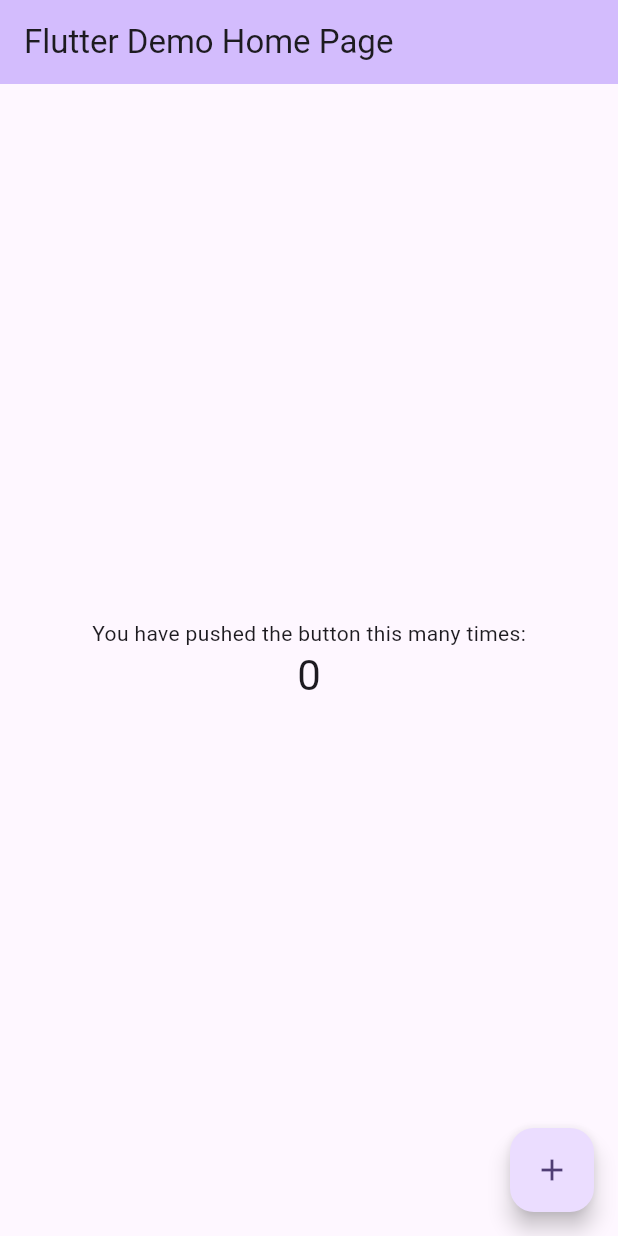
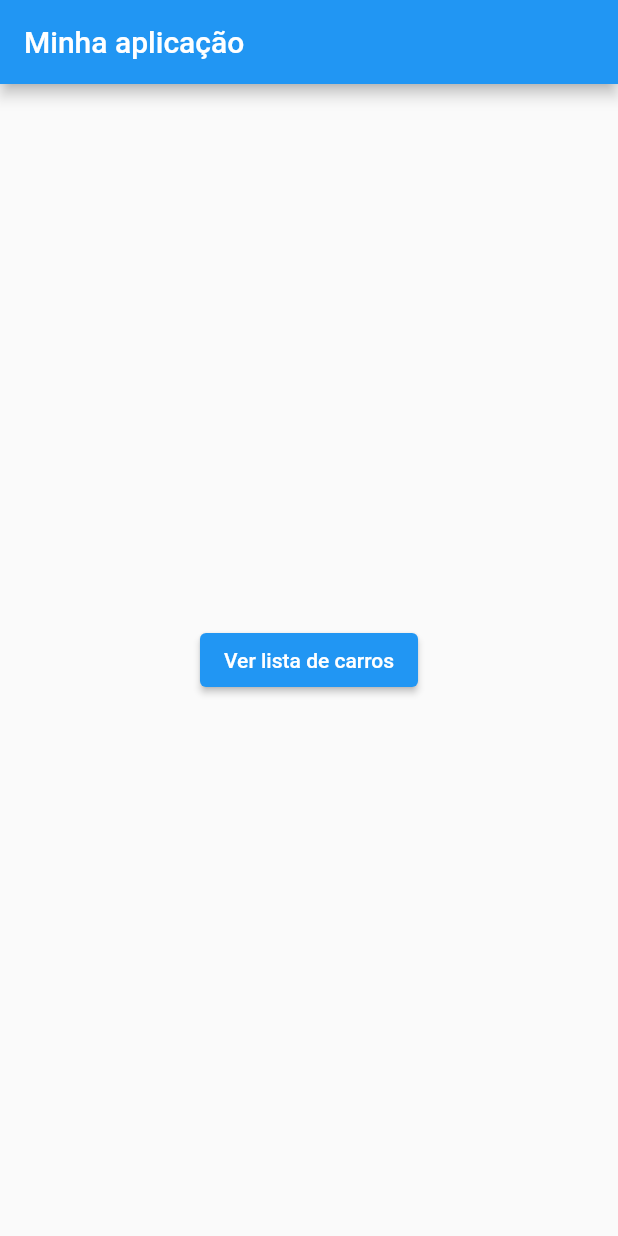
Before and after one commit to gleydson21/App_Flutter_Concessionaria, a Flutter app: the screen it shows after launch, on a phone screen of 412 x 824 dp. Run offline on Flutter 3.47's test engine with Material 2 defaults, Android fonts, the phone set to English and light mode, and no system bars; our stand-ins replace sqflite; accounts and stored records are empty.

Commit message:
commit-04
Passando as telas do App

```diff
--- a/app_concessionaria/lib/main.dart
+++ b/app_concessionaria/lib/main.dart
@@ -1,125 +1,48 @@
 import 'package:flutter/material.dart';
+import 'package:app_concessionaria/presentation/pages/carro_list_page.dart';
+import 'package:app_concessionaria/infrastructure/repositories/carros/carro_repository_impl.dart';
+
+import 'infrastructure/repositories/carros/carro_repository.dart';
 
 void main() {
-  runApp(const MyApp());
+  runApp(MyApp());
 }
 
 class MyApp extends StatelessWidget {
-  const MyApp({super.key});
+  final CarroRepository carroRepository = CarroRepositoryImpl();
 
-  // This widget is the root of your application.
+  MyApp({super.key});
+
   @override
   Widget build(BuildContext context) {
     return MaterialApp(
-      title: 'Flutter Demo',
-      theme: ThemeData(
-        // This is the theme of your application.
-        //
-        // TRY THIS: Try running your application with "flutter run". You'll see
-        // the application has a blue toolbar. Then, without quitting the app,
-        // try changing the seedColor in the colorScheme below to Colors.green
-        // and then invoke "hot reload" (save your changes or press the "hot
-        // reload" button in a Flutter-supported IDE, or press "r" if you used
-        // the command line to start the app).
-        //
-        // Notice that the counter didn't reset back to zero; the application
-        // state is not lost during the reload. To reset the state, use hot
-        // restart instead.
-        //
-        // This works for code too, not just values: Most code changes can be
-        // tested with just a hot reload.
-        colorScheme: ColorScheme.fromSeed(seedColor: Colors.deepPurple),
-        useMaterial3: true,
-      ),
-      home: const MyHomePage(title: 'Flutter Demo Home Page'),
+      title: 'Minha aplicação',
+      initialRoute: '/',
+      routes: {
+        '/': (context) => const HomePage(),
+        '/carros': (context) => CarroListPage(carroRepository: carroRepository),
+      },
     );
   }
 }
 
-class MyHomePage extends StatefulWidget {
-  const MyHomePage({super.key, required this.title});
-
-  // This widget is the home page of your application. It is stateful, meaning
-  // that it has a State object (defined below) that contains fields that affect
-  // how it looks.
-
-  // This class is the configuration for the state. It holds the values (in this
-  // case the title) provided by the parent (in this case the App widget) and
-  // used by the build method of the State. Fields in a Widget subclass are
-  // always marked "final".
-
-  final String title;
-
-  @override
-  State<MyHomePage> createState() => _MyHomePageState();
-}
-
-class _MyHomePageState extends State<MyHomePage> {
-  int _counter = 0;
-
-  void _incrementCounter() {
-    setState(() {
-      // This call to setState tells the Flutter framework that something has
-      // changed in this State, which causes it to rerun the build method below
-      // so that the display can reflect the updated values. If we changed
-      // _counter without calling setState(), then the build method would not be
-      // called again, and so nothing would appear to happen.
-      _counter++;
-    });
-  }
+class HomePage extends StatelessWidget {
+  const HomePage({Key? key}) : super(key: key);
 
   @override
   Widget build(BuildContext context) {
-    // This method is rerun every time setState is called, for instance as done
-    // by the _incrementCounter method above.
-    //
-    // The Flutter framework has been optimized to make rerunning build methods
-    // fast, so that you can just rebuild anything that needs updating rather
-    // than having to individually change instances of widgets.
     return Scaffold(
       appBar: AppBar(
-        // TRY THIS: Try changing the color here to a specific color (to
-        // Colors.amber, perhaps?) and trigger a hot reload to see the AppBar
-        // change color while the other colors stay the same.
-        backgroundColor: Theme.of(context).colorScheme.inversePrimary,
-        // Here we take the value from the MyHomePage object that was created by
-        // the App.build method, and use it to set our appbar title.
-        title: Text(widget.title),
+        title: const Text('Minha aplicação'),
       ),
       body: Center(
-        // Center is a layout widget. It takes a single child and positions it
-        // in the middle of the parent.
-        child: Column(
-          // Column is also a layout widget. It takes a list of children and
-          // arranges them vertically. By default, it sizes itself to fit its
-          // children horizontally, and tries to be as tall as its parent.
-          //
-          // Column has various properties to control how it sizes itself and
-          // how it positions its children. Here we use mainAxisAlignment to
-          // center the children vertically; the main axis here is the vertical
-          // axis because Columns are vertical (the cross axis would be
-          // horizontal).
-          //
-          // TRY THIS: Invoke "debug painting" (choose the "Toggle Debug Paint"
-          // action in the IDE, or press "p" in the console), to see the
-          // wireframe for each widget.
-          mainAxisAlignment: MainAxisAlignment.center,
-          children: <Widget>[
-            const Text(
-              'You have pushed the button this many times:',
-            ),
-            Text(
-              '$_counter',
-              style: Theme.of(context).textTheme.headlineMedium,
-            ),
-          ],
+        child: ElevatedButton(
+          onPressed: () {
+            Navigator.pushNamed(context, '/carros');
+          },
+          child: const Text('Ver lista de carros'),
         ),
       ),
-      floatingActionButton: FloatingActionButton(
-        onPressed: _incrementCounter,
-        tooltip: 'Increment',
-        child: const Icon(Icons.add),
-      ), // This trailing comma makes auto-formatting nicer for build methods.
     );
   }
 }
```
Also changed, not shown: 1 other file.
